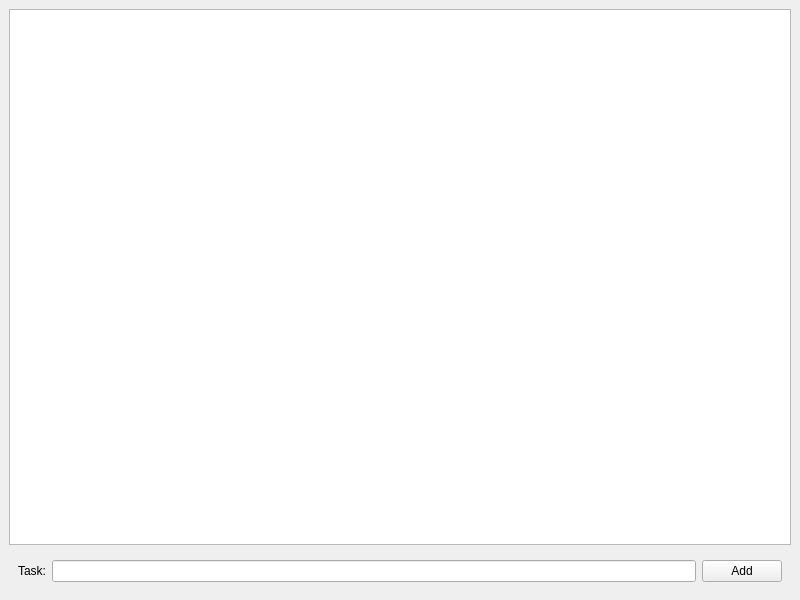
Before: the Qt Designer form ui_files/main_window.ui in fzaca/task-manager, drawn with Qt 5.
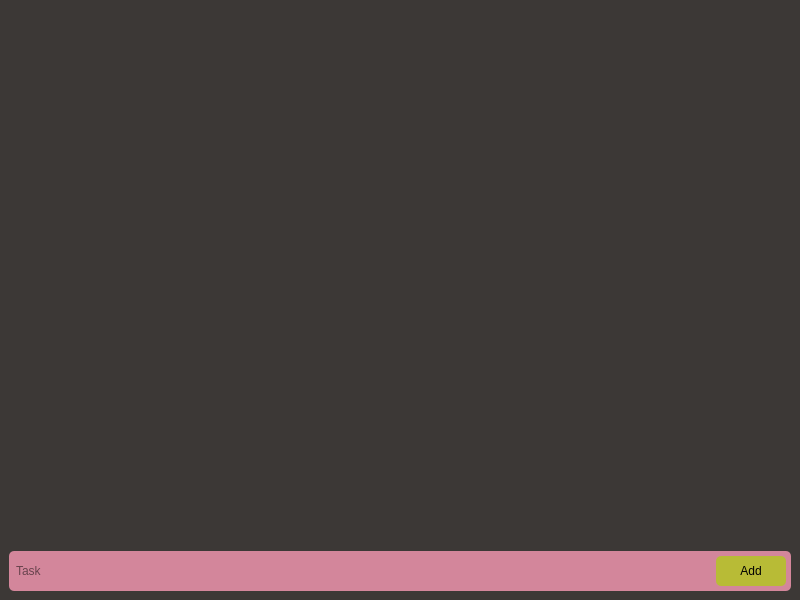
After: the same form once the commit is applied.

The edit to the form file:
```diff
--- a/ui_files/main_window.ui
+++ b/ui_files/main_window.ui
@@ -13,28 +13,109 @@
   <property name="windowTitle">
    <string>Task Manager</string>
   </property>
+  <property name="styleSheet">
+   <string notr="true">background-color: #3c3836;</string>
+  </property>
   <widget class="QWidget" name="centralwidget">
     <layout class="QVBoxLayout" name="verticalLayout">
       <item>
-        <widget class="QListWidget" name="task_list">
+     <widget class="QScrollArea" name="scroll_area">
+      <property name="sizePolicy">
+       <sizepolicy hsizetype="Expanding" vsizetype="Expanding">
+        <horstretch>0</horstretch>
+        <verstretch>0</verstretch>
+       </sizepolicy>
+      </property>
+      <property name="styleSheet">
+       <string notr="true">border: 0px;</string>
+      </property>
+      <property name="lineWidth">
+       <number>0</number>
+      </property>
+      <property name="widgetResizable">
+       <bool>true</bool>
+      </property>
+      <property name="alignment">
+       <set>Qt::AlignLeading|Qt::AlignLeft|Qt::AlignTop</set>
+      </property>
+      <widget class="QWidget" name="scrollAreaWidgetContents">
+       <property name="geometry">
+        <rect>
+         <x>0</x>
+         <y>0</y>
+         <width>782</width>
+         <height>536</height>
+        </rect>
+       </property>
+       <layout class="QVBoxLayout" name="tasks_layout">
+        <property name="spacing">
+         <number>6</number>
+        </property>
+        <property name="leftMargin">
+         <number>0</number>
+        </property>
+        <property name="topMargin">
+         <number>0</number>
+        </property>
+        <property name="rightMargin">
+         <number>0</number>
+        </property>
+        <property name="bottomMargin">
+         <number>0</number>
+        </property>
+       </layout>
+      </widget>
         </widget>
       </item>
       <item>
-        <widget class="QWidget" name="task_input_container">
+     <widget class="QWidget" name="" native="true">
+      <property name="styleSheet">
+       <string notr="true">background-color: #d3869b;
+border-radius: 5px;</string>
+      </property>
           <layout class="QHBoxLayout" name="horizontalLayout">
-            <item>
-              <widget class="QLabel" name="task_label">
-                <property name="text">
-                  <string>Task:</string>
-                </property>
-              </widget>
-            </item>
+       <property name="leftMargin">
+        <number>5</number>
+       </property>
+       <property name="topMargin">
+        <number>5</number>
+       </property>
+       <property name="rightMargin">
+        <number>5</number>
+       </property>
+       <property name="bottomMargin">
+        <number>5</number>
+       </property>
             <item>
               <widget class="QLineEdit" name="task_input">
+         <property name="inputMask">
+          <string/>
+         </property>
+         <property name="text">
+          <string/>
+         </property>
+         <property name="placeholderText">
+          <string>Task</string>
+         </property>
               </widget>
             </item>
             <item>
               <widget class="QPushButton" name="add_button">
+         <property name="sizePolicy">
+          <sizepolicy hsizetype="Minimum" vsizetype="Minimum">
+           <horstretch>0</horstretch>
+           <verstretch>0</verstretch>
+          </sizepolicy>
+         </property>
+         <property name="minimumSize">
+          <size>
+           <width>70</width>
+           <height>30</height>
+          </size>
+         </property>
+         <property name="styleSheet">
+          <string notr="true">background-color: #b8bb36; border-radius: 5px;</string>
+         </property>
                 <property name="text">
                   <string>Add</string>
                 </property>
```
Lines whose indentation alone changed are shown as unchanged.
